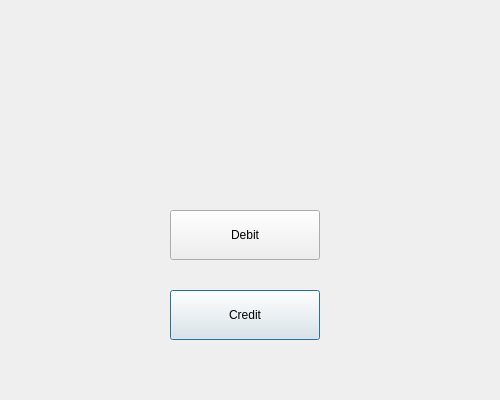
First picture: the form in bank-automat/creditordebit.ui, repository JansQ-75/Riihimaatti, before the edit.
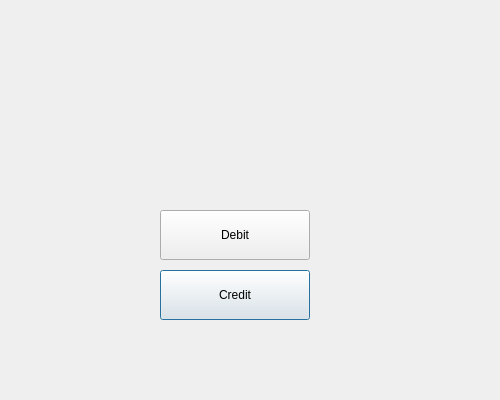
Second picture: the form after the edit.

What changed in the file:
```diff
--- a/bank-automat/creditordebit.ui
+++ b/bank-automat/creditordebit.ui
@@ -16,8 +16,8 @@
   <widget class="QPushButton" name="btnCredit">
    <property name="geometry">
     <rect>
-     <x>170</x>
-     <y>290</y>
+     <x>160</x>
+     <y>270</y>
      <width>150</width>
      <height>50</height>
     </rect>
@@ -29,7 +29,7 @@
   <widget class="QPushButton" name="btnDebit">
    <property name="geometry">
     <rect>
-     <x>170</x>
+     <x>160</x>
      <y>210</y>
      <width>150</width>
      <height>50</height>
@@ -42,7 +42,7 @@
   <widget class="QLabel" name="labelChooseName">
    <property name="geometry">
     <rect>
-     <x>60</x>
+     <x>50</x>
      <y>50</y>
      <width>401</width>
      <height>91</height>
```
